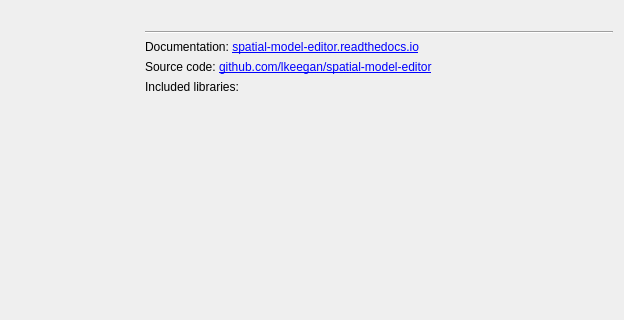
Old version of the form src/gui/dialogs/dialogabout.ui in the repository spatial-model-editor/spatial-model-editor; both pictures show x 0 to 624 and y 0 to 320 of the 624 by 471 pixel window.
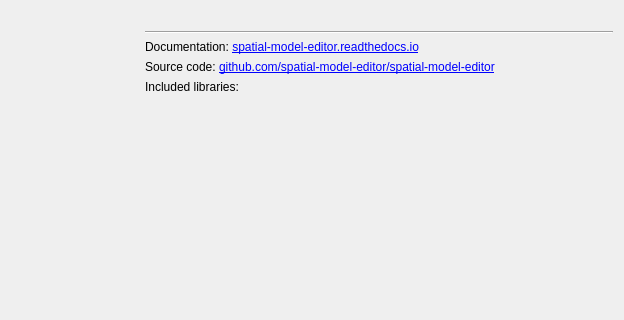
New version of the form.

Commit message: migrate repo from github/lkeegan/ to github/spatial-model-editor/

Diff of the .ui file:
```diff
--- a/src/gui/dialogs/dialogabout.ui
+++ b/src/gui/dialogs/dialogabout.ui
@@ -85,7 +85,7 @@
         </sizepolicy>
        </property>
        <property name="text">
-        <string>&lt;p&gt;Source code: &lt;a href=&quot;https://github.com/lkeegan/spatial-model-editor&quot;&gt;github.com/lkeegan/spatial-model-editor&lt;/a&gt;&lt;/p&gt;</string>
+        <string>&lt;p&gt;Source code: &lt;a href=&quot;https://github.com/spatial-model-editor/spatial-model-editor&quot;&gt;github.com/spatial-model-editor/spatial-model-editor&lt;/a&gt;&lt;/p&gt;</string>
        </property>
        <property name="openExternalLinks">
         <bool>true</bool>
```
The commit also changes 16 other files.
